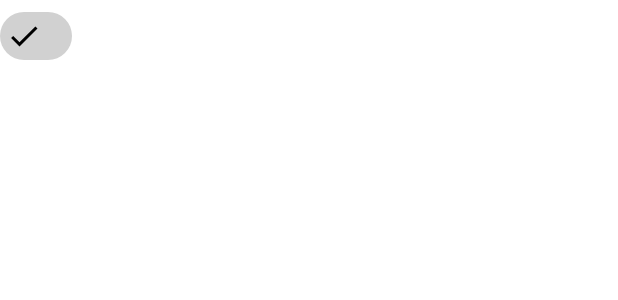
After one commit to amanrj33/GDGFinder, an Android app: the layout region.xml on its own in the app's theme, with its tools: preview values and no code run, on a phone screen of 412 x 824 dp. The commit adds this screen. Shown: the top 300 px of the screen. Run offline under Robolectric (Android 15) with nearby library versions, the phone set to English and light mode, and no system bars; Roboto replaces fonts that are not available here.

Commit message:
added chips for region filter

```diff
--- a/app/src/main/java/com/example/android/gdgfinder/MainActivity.kt
+++ b/app/src/main/java/com/example/android/gdgfinder/MainActivity.kt
@@ -38,7 +38,6 @@ class MainActivity : AppCompatActivity() {
     override fun onCreate(savedInstanceState: Bundle?) {
         super.onCreate(savedInstanceState)
         binding = DataBindingUtil.setContentView(this, R.layout.activity_main)
-
         setupNavigation()
     }
 
--- /dev/null
+++ b/app/src/main/res/color/selected_highlight.xml
@@ -0,0 +1,6 @@
+<?xml version="1.0" encoding="utf-8"?>
+<selector xmlns:android="http://schemas.android.com/apk/res/android">
+    <item android:alpha="0.18" android:color="?attr/colorOnSurface"/>
+    <item android:color="?attr/colorPrimaryVariant"
+        android:state_selected="true" />
+</selector>
--- /dev/null
+++ b/app/src/main/res/layout/region.xml
@@ -0,0 +1,11 @@
+<?xml version="1.0" encoding="utf-8"?>
+
+<com.google.android.material.chip.Chip xmlns:android="http://schemas.android.com/apk/res/android"
+    xmlns:app="http://schemas.android.com/apk/res-auto"
+    xmlns:tools="http://schemas.android.com/tools"
+    style="@style/Widget.MaterialComponents.Chip.Choice"
+    android:layout_width="wrap_content"
+    android:layout_height="wrap_content"
+    app:checkedIconVisible="true"
+    app:chipBackgroundColor="@color/selected_highlight"
+    tools:checked="true" />
--- a/app/src/main/res/values/styles.xml
+++ b/app/src/main/res/values/styles.xml
@@ -17,7 +17,7 @@
 <resources>
 
     <!-- Base application theme. -->
-    <style name="AppTheme" parent="Theme.MaterialComponents.Light.NoActionBar">
+    <style name="AppTheme" parent="Theme.MaterialComponents.DayNight.NoActionBar">
         <!-- Customize your theme here. -->
         <item name="colorPrimary">@color/primaryColor</item>
         <item name="colorPrimaryDark">@color/primaryDarkColor</item>
```
Also changed, not shown: app/src/main/java/com/example/android/gdgfinder/search/GdgListFragment.kt (+25 -5 lines).
